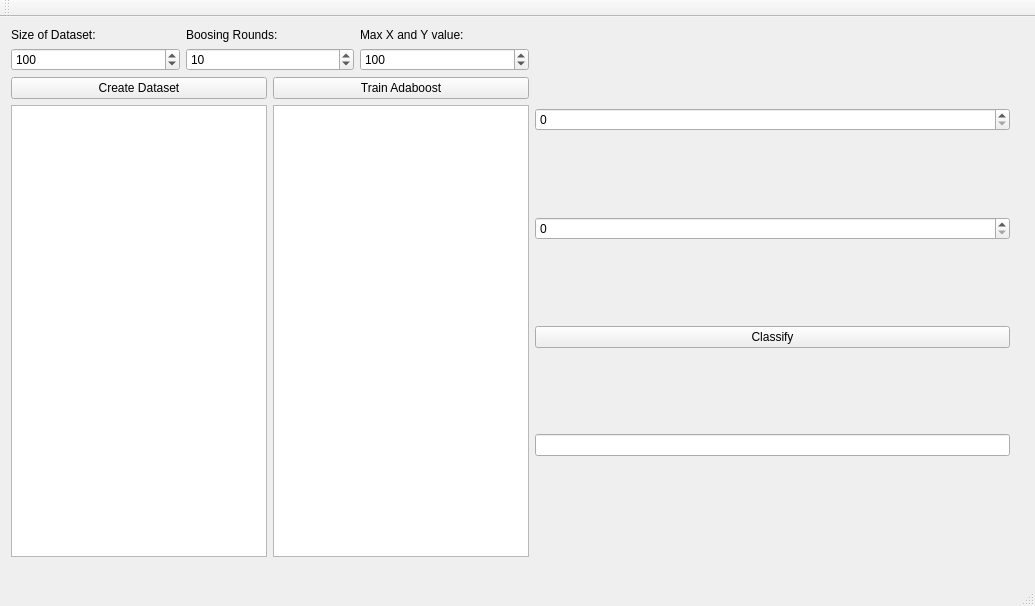
First picture: the form in mainwindow.ui, repository Accusmus/AdaboostQT, before the edit.
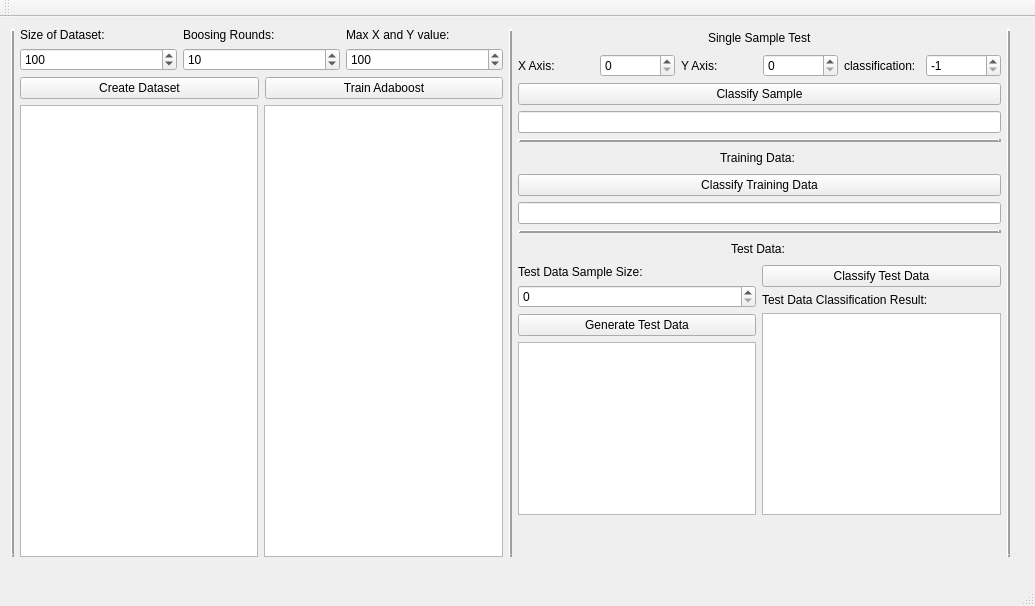
Second picture: the form after the edit.

The edit to the form file:
```diff
--- a/mainwindow.ui
+++ b/mainwindow.ui
@@ -24,6 +24,19 @@
      </rect>
     </property>
     <layout class="QHBoxLayout" name="horizontalLayout">
+     <item>
+      <widget class="Line" name="line_3">
+       <property name="frameShadow">
+        <enum>QFrame::Raised</enum>
+       </property>
+       <property name="lineWidth">
+        <number>3</number>
+       </property>
+       <property name="orientation">
+        <enum>Qt::Vertical</enum>
+       </property>
+      </widget>
+     </item>
      <item>
       <layout class="QVBoxLayout" name="verticalLayout_2">
        <item>
@@ -40,7 +53,7 @@
            <item>
             <widget class="QSpinBox" name="spinBox_size_dataset">
              <property name="maximum">
-              <number>10000</number>
+              <number>100000</number>
              </property>
              <property name="value">
               <number>100</number>
@@ -63,6 +76,9 @@
            </item>
            <item>
             <widget class="QSpinBox" name="spinBox_boosing_rounds">
+             <property name="maximum">
+              <number>1000</number>
+             </property>
              <property name="value">
               <number>10</number>
              </property>
@@ -129,38 +145,305 @@
        </item>
       </layout>
      </item>
+     <item>
+      <widget class="Line" name="line_2">
+       <property name="frameShadow">
+        <enum>QFrame::Raised</enum>
+       </property>
+       <property name="lineWidth">
+        <number>3</number>
+       </property>
+       <property name="orientation">
+        <enum>Qt::Vertical</enum>
+       </property>
+      </widget>
+     </item>
      <item>
       <layout class="QVBoxLayout" name="verticalLayout">
        <item>
-        <widget class="QSpinBox" name="spinBox_sample_x">
-         <property name="maximum">
-          <number>100</number>
-         </property>
-         <property name="displayIntegerBase">
-          <number>10</number>
-         </property>
-        </widget>
+        <layout class="QHBoxLayout" name="horizontalLayout_8">
+         <item>
+          <spacer name="horizontalSpacer_4">
+           <property name="orientation">
+            <enum>Qt::Horizontal</enum>
+           </property>
+           <property name="sizeHint" stdset="0">
+            <size>
+             <width>40</width>
+             <height>20</height>
+            </size>
+           </property>
+          </spacer>
+         </item>
+         <item>
+          <widget class="QLabel" name="label_10">
+           <property name="text">
+            <string>Single Sample Test</string>
+           </property>
+          </widget>
+         </item>
+         <item>
+          <spacer name="horizontalSpacer_5">
+           <property name="orientation">
+            <enum>Qt::Horizontal</enum>
+           </property>
+           <property name="sizeHint" stdset="0">
+            <size>
+             <width>40</width>
+             <height>20</height>
+            </size>
+           </property>
+          </spacer>
+         </item>
+        </layout>
        </item>
        <item>
-        <widget class="QSpinBox" name="spinBox_sample_y">
-         <property name="maximum">
-          <number>100</number>
-         </property>
-         <property name="displayIntegerBase">
-          <number>10</number>
-         </property>
-        </widget>
+        <layout class="QVBoxLayout" name="verticalLayout_6">
+         <item>
+          <layout class="QHBoxLayout" name="horizontalLayout_5">
+           <item>
+            <widget class="QLabel" name="label_4">
+             <property name="text">
+              <string>X Axis:</string>
+             </property>
+            </widget>
+           </item>
+           <item>
+            <widget class="QSpinBox" name="spinBox_sample_y">
+             <property name="maximum">
+              <number>100000</number>
+             </property>
+             <property name="displayIntegerBase">
+              <number>10</number>
+             </property>
+            </widget>
+           </item>
+           <item>
+            <widget class="QLabel" name="label_5">
+             <property name="text">
+              <string>Y Axis:</string>
+             </property>
+            </widget>
+           </item>
+           <item>
+            <widget class="QSpinBox" name="spinBox_sample_x">
+             <property name="maximum">
+              <number>100000</number>
+             </property>
+             <property name="displayIntegerBase">
+              <number>10</number>
+             </property>
+            </widget>
+           </item>
+           <item>
+            <widget class="QLabel" name="label_9">
+             <property name="text">
+              <string>classification: </string>
+             </property>
+            </widget>
+           </item>
+           <item>
+            <widget class="QSpinBox" name="spinBox_class_sample">
+             <property name="minimum">
+              <number>-1</number>
+             </property>
+             <property name="maximum">
+              <number>1</number>
+             </property>
+             <property name="singleStep">
+              <number>2</number>
+             </property>
+             <property name="value">
+              <number>-1</number>
+             </property>
+            </widget>
+           </item>
+          </layout>
+         </item>
+        </layout>
        </item>
        <item>
         <widget class="QPushButton" name="pushButton_classify">
          <property name="text">
-          <string>Classify</string>
+          <string>Classify Sample</string>
          </property>
         </widget>
        </item>
        <item>
         <widget class="QLineEdit" name="lineEdit_result"/>
        </item>
+       <item>
+        <widget class="Line" name="line">
+         <property name="frameShadow">
+          <enum>QFrame::Raised</enum>
+         </property>
+         <property name="lineWidth">
+          <number>3</number>
+         </property>
+         <property name="orientation">
+          <enum>Qt::Horizontal</enum>
+         </property>
+        </widget>
+       </item>
+       <item>
+        <layout class="QHBoxLayout" name="horizontalLayout_7">
+         <item>
+          <spacer name="horizontalSpacer">
+           <property name="orientation">
+            <enum>Qt::Horizontal</enum>
+           </property>
+           <property name="sizeHint" stdset="0">
+            <size>
+             <width>40</width>
+             <height>20</height>
+            </size>
+           </property>
+          </spacer>
+         </item>
+         <item>
+          <widget class="QLabel" name="label_8">
+           <property name="text">
+            <string>Training Data: </string>
+           </property>
+          </widget>
+         </item>
+         <item>
+          <spacer name="horizontalSpacer_3">
+           <property name="orientation">
+            <enum>Qt::Horizontal</enum>
+           </property>
+           <property name="sizeHint" stdset="0">
+            <size>
+             <width>40</width>
+             <height>20</height>
+            </size>
+           </property>
+          </spacer>
+         </item>
+        </layout>
+       </item>
+       <item>
+        <widget class="QPushButton" name="pushButton_classify_training">
+         <property name="text">
+          <string>Classify Training Data</string>
+         </property>
+        </widget>
+       </item>
+       <item>
+        <widget class="QLineEdit" name="lineEdit_result_training"/>
+       </item>
+       <item>
+        <widget class="Line" name="line_5">
+         <property name="frameShadow">
+          <enum>QFrame::Raised</enum>
+         </property>
+         <property name="lineWidth">
+          <number>3</number>
+         </property>
+         <property name="orientation">
+          <enum>Qt::Horizontal</enum>
+         </property>
+        </widget>
+       </item>
+       <item>
+        <layout class="QHBoxLayout" name="horizontalLayout_9">
+         <item>
+          <spacer name="horizontalSpacer_6">
+           <property name="orientation">
+            <enum>Qt::Horizontal</enum>
+           </property>
+           <property name="sizeHint" stdset="0">
+            <size>
+             <width>40</width>
+             <height>20</height>
+            </size>
+           </property>
+          </spacer>
+         </item>
+         <item>
+          <widget class="QLabel" name="label_11">
+           <property name="text">
+            <string>Test Data: </string>
+           </property>
+          </widget>
+         </item>
+         <item>
+          <spacer name="horizontalSpacer_7">
+           <property name="orientation">
+            <enum>Qt::Horizontal</enum>
+           </property>
+           <property name="sizeHint" stdset="0">
+            <size>
+             <width>40</width>
+             <height>20</height>
+            </size>
+           </property>
+          </spacer>
+         </item>
+        </layout>
+       </item>
+       <item>
+        <layout class="QHBoxLayout" name="horizontalLayout_10">
+         <item>
+          <layout class="QVBoxLayout" name="verticalLayout_8">
+           <item>
+            <widget class="QLabel" name="label_13">
+             <property name="text">
+              <string>Test Data Sample Size:</string>
+             </property>
+            </widget>
+           </item>
+           <item>
+            <widget class="QSpinBox" name="spinBox"/>
+           </item>
+           <item>
+            <widget class="QPushButton" name="pushButton">
+             <property name="text">
+              <string>Generate Test Data</string>
+             </property>
+            </widget>
+           </item>
+           <item>
+            <widget class="QTextEdit" name="textEdit"/>
+           </item>
+          </layout>
+         </item>
+         <item>
+          <layout class="QVBoxLayout" name="verticalLayout_7">
+           <item>
+            <widget class="QPushButton" name="pushButton_2">
+             <property name="text">
+              <string>Classify Test Data</string>
+             </property>
+            </widget>
+           </item>
+           <item>
+            <widget class="QLabel" name="label_12">
+             <property name="text">
+              <string>Test Data Classification Result: </string>
+             </property>
+            </widget>
+           </item>
+           <item>
+            <widget class="QTextEdit" name="textEdit_2"/>
+           </item>
+          </layout>
+         </item>
+        </layout>
+       </item>
+       <item>
+        <spacer name="verticalSpacer">
+         <property name="orientation">
+          <enum>Qt::Vertical</enum>
+         </property>
+         <property name="sizeHint" stdset="0">
+          <size>
+           <width>20</width>
+           <height>40</height>
+          </size>
+         </property>
+        </spacer>
+       </item>
        <item>
         <spacer name="horizontalSpacer_2">
          <property name="orientation">
@@ -176,6 +459,19 @@
        </item>
       </layout>
      </item>
+     <item>
+      <widget class="Line" name="line_4">
+       <property name="frameShadow">
+        <enum>QFrame::Raised</enum>
+       </property>
+       <property name="lineWidth">
+        <number>3</number>
+       </property>
+       <property name="orientation">
+        <enum>Qt::Vertical</enum>
+       </property>
+      </widget>
+     </item>
     </layout>
    </widget>
   </widget>
```
